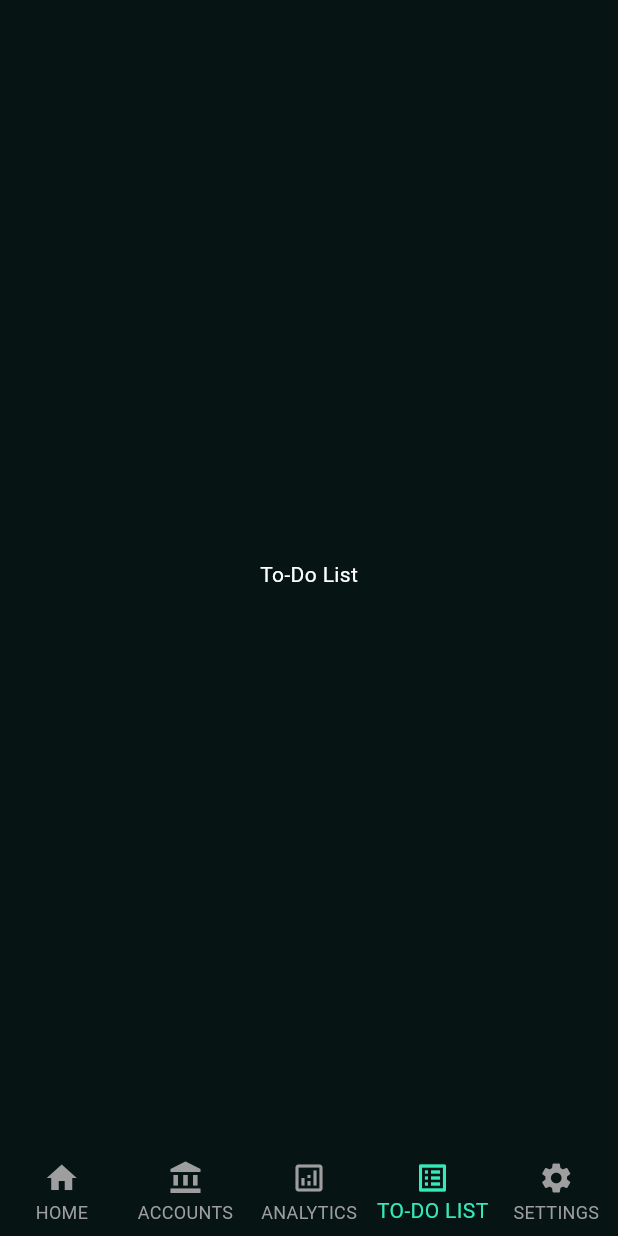
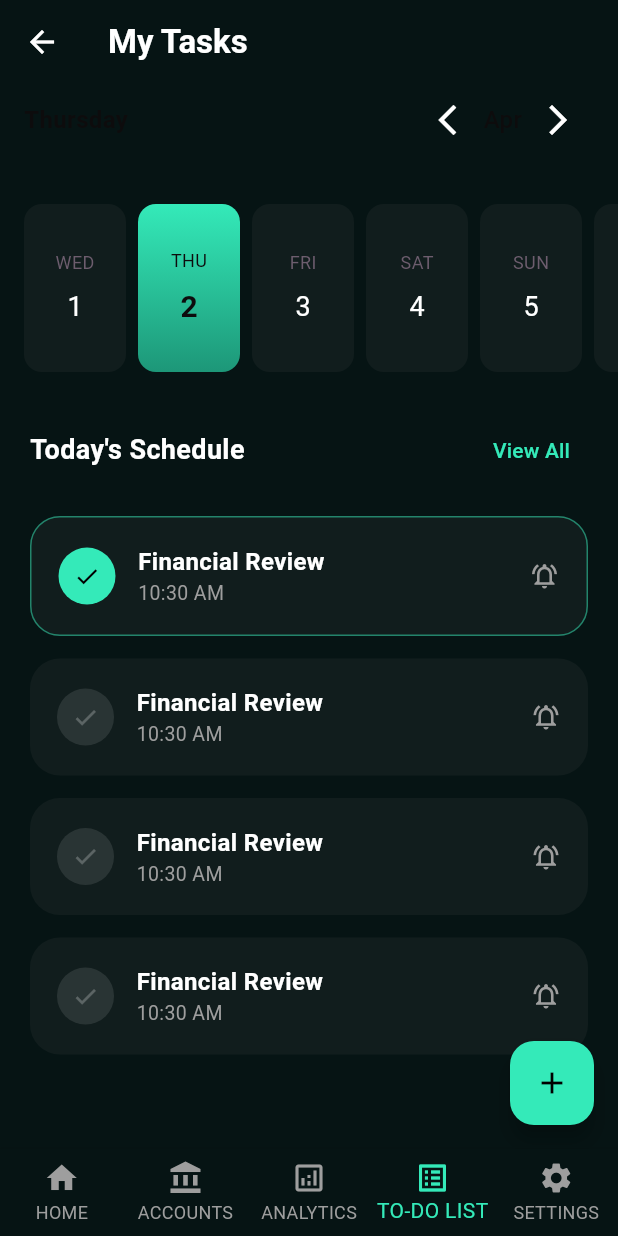
Before and after one commit to abdalkareem991/final_project, a Flutter app: the DashboardScreen screen opened by its route, item 4 of the bottom bar chosen, on a phone screen of 412 x 824 dp. Run offline on Flutter 3.47's test engine with Material 3 defaults, Android fonts, the phone set to English and light mode, and no system bars; drawn by our look-alikes of easy_date_timeline; our stand-ins replace fl_chart, flutter_local_notifications, google_generative_ai, supabase_flutter, timezone; accounts and stored records are empty.

Commit message:
feat: add TodoListScreen with notification scheduling and integrate into DashboardScreen

```diff
--- a/lib/screens/dashboard_screen.dart
+++ b/lib/screens/dashboard_screen.dart
@@ -1,7 +1,7 @@
 // lib/screens/dashboard_screen.dart
 
 import 'package:final_project/screens/ai_assistant_screen.dart'
-show AIAssistantScreen;
+    show AIAssistantScreen;
 import 'package:final_project/screens/analytics_screen.dart';
 import 'package:final_project/screens/settings_screen.dart';
 import 'package:flutter/material.dart';
@@ -10,6 +10,7 @@ import '../models/profile_model.dart';
 import '../models/wallet_model.dart';
 import '../services/supabase_service.dart';
 import 'my_account_screen.dart';
+import 'todo_list_screen.dart';
 
 class DashboardScreen extends StatefulWidget {
   const DashboardScreen({super.key});
@@ -30,9 +31,7 @@ class _DashboardScreenState extends State<DashboardScreen> {
     const _DashboardMainContent(), // Index 0: Home/Dashboard
     const MyAccountScreen(), // Index 1: Accounts List
     const AnalyticsScreen(), // Index 2: THE NEW ANALYTICS PAGE (Linked Here)
-    const Center(
-      child: Text("To-Do List", style: TextStyle(color: Colors.white)),
-    ),
+    const TodoListScreen(), // Index 3: THE NEW TO-DO LIST PAGE (Linked Here)
     const SettingsScreen(),
   ];
 
--- /dev/null
+++ b/lib/screens/todo_list_screen.dart
@@ -0,0 +1,223 @@
+import 'package:easy_date_timeline/easy_date_timeline.dart';
+import 'package:flutter/material.dart';
+import 'package:flutter_local_notifications/flutter_local_notifications.dart';
+import 'package:timezone/data/latest.dart' as tz_data;
+import 'package:timezone/timezone.dart' as tz;
+
+class TodoListScreen extends StatefulWidget {
+  const TodoListScreen({super.key});
+
+  @override
+  State<TodoListScreen> createState() => _TodoListScreenState();
+}
+
+class _TodoListScreenState extends State<TodoListScreen> {
+  DateTime _selectedDate = DateTime.now();
+  final FlutterLocalNotificationsPlugin _notificationsPlugin =
+      FlutterLocalNotificationsPlugin();
+
+  // Theme Constants
+  static const Color _bgColor = Color(0xFF061414);
+  static const Color _cardColor = Color(0xFF111D1D);
+  static const Color _accentGreen = Color(0xFF34EAB9);
+
+  @override
+  void initState() {
+    super.initState();
+    _initNotifications();
+  }
+
+  // --- Notification Logic ---
+  Future<void> _initNotifications() async {
+    tz_data.initializeTimeZones();
+    const AndroidInitializationSettings androidSettings =
+        AndroidInitializationSettings('@mipmap/ic_launcher');
+    const InitializationSettings settings = InitializationSettings(
+      android: androidSettings,
+    );
+    await _notificationsPlugin.initialize(settings);
+  }
+
+  Future<void> _scheduleNotification(
+    String title,
+    DateTime scheduledTime,
+  ) async {
+    await _notificationsPlugin.zonedSchedule(
+      0,
+      'Task Reminder',
+      title,
+      tz.TZDateTime.from(scheduledTime, tz.local),
+      const NotificationDetails(
+        android: AndroidNotificationDetails(
+          'task_channel',
+          'Task Reminders',
+          importance: Importance.max,
+          priority: Priority.high,
+        ),
+      ),
+      androidScheduleMode: AndroidScheduleMode.exactAllowWhileIdle,
+      uiLocalNotificationDateInterpretation:
+          UILocalNotificationDateInterpretation.absoluteTime,
+    );
+  }
+
+  @override
+  Widget build(BuildContext context) {
+    return Scaffold(
+      backgroundColor: _bgColor,
+      appBar: AppBar(
+        backgroundColor: _bgColor,
+        elevation: 0,
+        title: const Text(
+          "My Tasks",
+          style: TextStyle(fontWeight: FontWeight.bold),
+        ),
+      ),
+      body: Column(
+        children: [
+          // 1. Horizontal Timeline Calendar (Similar to your image)
+          _buildHorizontalCalendar(),
+
+          const SizedBox(height: 20),
+
+          // 2. Tasks List Header
+          Padding(
+            padding: const EdgeInsets.symmetric(horizontal: 20),
+            child: Row(
+              mainAxisAlignment: MainAxisAlignment.spaceBetween,
+              children: [
+                const Text(
+                  "Today's Schedule",
+                  style: TextStyle(
+                    color: Colors.white,
+                    fontSize: 18,
+                    fontWeight: FontWeight.bold,
+                  ),
+                ),
+                TextButton(
+                  onPressed: () {},
+                  child: const Text(
+                    "View All",
+                    style: TextStyle(color: _accentGreen),
+                  ),
+                ),
+              ],
+            ),
+          ),
+
+          // 3. Dynamic Tasks List
+          Expanded(child: _buildTasksList()),
+        ],
+      ),
+      floatingActionButton: FloatingActionButton(
+        backgroundColor: _accentGreen,
+        onPressed: _showAddTaskSheet,
+        child: const Icon(Icons.add, color: Colors.black),
+      ),
+    );
+  }
+
+  Widget _buildHorizontalCalendar() {
+    return EasyDateTimeLine(
+      initialDate: DateTime.now(),
+      onDateChange: (selectedDate) {
+        setState(() => _selectedDate = selectedDate);
+      },
+      headerProps: const EasyHeaderProps(
+        monthPickerType: MonthPickerType.switcher,
+      ),
+      dayProps: const EasyDayProps(
+        dayStructure: DayStructure.dayStrDayNum,
+        activeDayStyle: DayStyle(
+          decoration: BoxDecoration(
+            borderRadius: BorderRadius.all(Radius.circular(12)),
+            gradient: LinearGradient(
+              begin: Alignment.topCenter,
+              end: Alignment.bottomCenter,
+              colors: [_accentGreen, Color(0xFF1D9778)],
+            ),
+          ),
+        ),
+        inactiveDayStyle: DayStyle(
+          decoration: BoxDecoration(
+            color: _cardColor,
+            borderRadius: BorderRadius.all(Radius.circular(12)),
+          ),
+          dayNumStyle: TextStyle(color: Colors.white, fontSize: 18),
+        ),
+      ),
+    );
+  }
+
+  Widget _buildTasksList() {
+    return ListView.builder(
+      padding: const EdgeInsets.all(20),
+      itemCount: 4,
+      itemBuilder: (context, index) => _buildTaskItem(
+        "Financial Review",
+        "10:30 AM",
+        index == 0, // First one active
+      ),
+    );
+  }
+
+  Widget _buildTaskItem(String title, String time, bool isActive) {
+    return Container(
+      margin: const EdgeInsets.only(bottom: 15),
+      padding: const EdgeInsets.all(18),
+      decoration: BoxDecoration(
+        color: _cardColor,
+        borderRadius: BorderRadius.circular(20),
+        // ignore: deprecated_member_use
+        border: isActive
+            ? Border.all(color: _accentGreen.withOpacity(0.5))
+            : null,
+      ),
+      child: Row(
+        children: [
+          Container(
+            padding: const EdgeInsets.all(10),
+            decoration: BoxDecoration(
+              color: isActive ? _accentGreen : Colors.white10,
+              shape: BoxShape.circle,
+            ),
+            child: Icon(
+              Icons.check,
+              color: isActive ? Colors.black : Colors.white24,
+              size: 18,
+            ),
+          ),
+          const SizedBox(width: 15),
+          Column(
+            crossAxisAlignment: CrossAxisAlignment.start,
+            children: [
+              Text(
+                title,
+                style: const TextStyle(
+                  color: Colors.white,
+                  fontWeight: FontWeight.bold,
+                  fontSize: 16,
+                ),
+              ),
+              Text(
+                time,
+                style: const TextStyle(color: Colors.grey, fontSize: 13),
+              ),
+            ],
+          ),
+          const Spacer(),
+          const Icon(
+            Icons.notifications_active_outlined,
+            color: Colors.grey,
+            size: 20,
+          ),
+        ],
+      ),
+    );
+  }
+
+  void _showAddTaskSheet() {
+    // Logic to show BottomSheet, Save to Supabase, and call _scheduleNotification
+    // Example: _scheduleNotification('Task Title', DateTime.now().add(const Duration(hours: 1)));
+  }
+}
--- a/pubspec.yaml
+++ b/pubspec.yaml
@@ -15,10 +15,15 @@ dependencies:
   cupertino_icons: ^1.0.8
   google_generative_ai: ^0.4.0
   fl_chart: ^0.70.0
+  table_calendar: ^3.1.2
+  flutter_local_notifications: ^17.0.0
+  easy_date_timeline: ^1.1.2
+
 
 dev_dependencies:
   flutter_test:
     sdk: flutter
   flutter_lints: ^6.0.0
+
 flutter:
   uses-material-design: true
```
Also changed, not shown: pubspec.lock, 2 other files.
